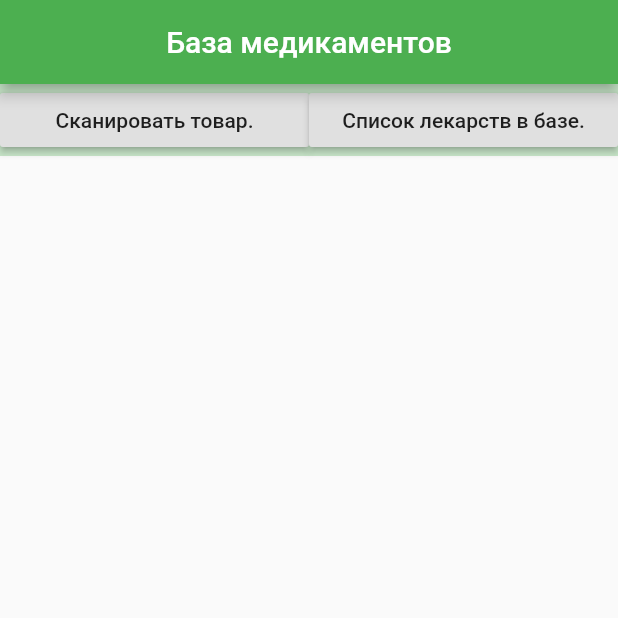
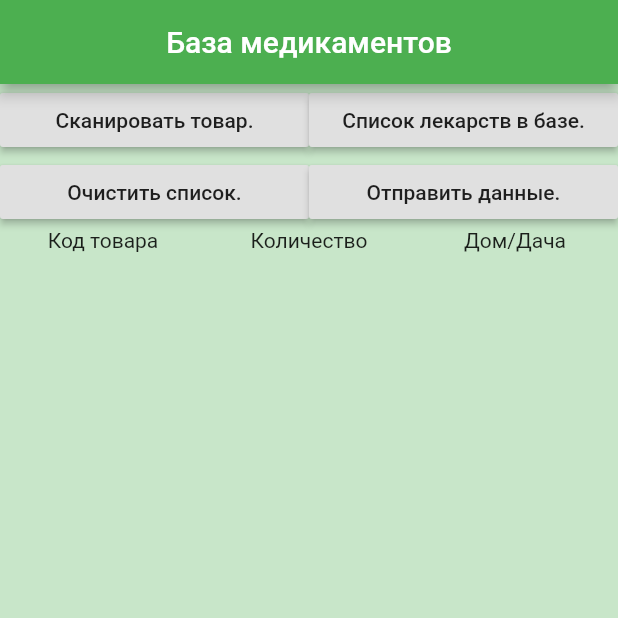
Before and after one commit to linuxoid69/medical-items-mobile, a Flutter app: the screen it shows after launch, on a phone screen of 412 x 824 dp, the top half of it. Run offline on Flutter 3.47's test engine with Material 2 defaults, Android fonts, the phone set to English and light mode, and no system bars; missing offline and left inert: barcode_scan.

```diff
--- a/lib/screens.dart
+++ b/lib/screens.dart
@@ -1,8 +1,11 @@
 library screens;
 
 import 'dart:async';
+
+import 'package:barcode_scan/barcode_scan.dart';
+import 'package:flutter/cupertino.dart';
 import 'package:flutter/material.dart';
-import 'package:barcode_scan/barcode_scan.dart';
+import 'package:flutter/rendering.dart';
 
 class MainScreen extends StatefulWidget {
   @override
@@ -15,33 +18,86 @@ class _MainScreenState extends State<MainScreen> {
 
   @override
   Widget build(BuildContext context) {
-    return Scaffold(
-      appBar: AppBar(
+    return new Scaffold(
+        appBar: new AppBar(
           backgroundColor: Colors.green,
           centerTitle: true,
-        title: Text('База медикаментов'),
+          title: new Text('База медикаментов'),
         ),
-      body: Container(
+        body: new Container(
             color: Colors.green[100],
-        child: Table(
+            child: ListView(
+              children: <Widget>[
+                new Column(
+                  mainAxisAlignment: MainAxisAlignment.spaceAround,
+                  children: <Widget>[
+                    new Column(
+                      children: <Widget>[
+                        new Table(
+                            defaultVerticalAlignment:
+                                TableCellVerticalAlignment.middle,
                             children: [
-            TableRow(children: [
-              RaisedButton(
-                child: Text('Сканировать товар.'),
+                              new TableRow(children: [
+                                new RaisedButton(
+                                  child: new Text('Сканировать товар.'),
                                   onPressed: scan,
                                 ),
-              RaisedButton(
-                child: Text('Список лекарств в базе.'),
+                                new RaisedButton(
+                                  child: new Text('Список лекарств в базе.'),
                                   onPressed: () {
                                     Navigator.pushNamed(context, '/drugs_list');
                                   },
                                 ),
                               ]),
+                              new TableRow(children: [
+                                new RaisedButton(
+                                  child: new Text('Очистить список.'),
+                                  onPressed: clearListDrugs,
+                                ),
+                                new RaisedButton(
+                                  child: new Text('Отправить данные.'),
+                                  onPressed: () {},
+                                ),
+                              ]),
+                            ]),
+                      ],
+                    ),
+                    new Column(
+                      children: <Widget>[
+                        new Table(children: [
+                          new TableRow(children: [
+                            Text(
+                              "Код товара",
+                              textAlign: TextAlign.center,
+                            ),
+                            Text(
+                              "Количество",
+                              textAlign: TextAlign.center,
+                            ),
+                            Text(
+                              "Дом/Дача",
+                              textAlign: TextAlign.center,
+                            )
+                          ]),
+                        ]),
+                      ],
+                    ),
+                    new Table(
+                      children: [
                         for (var i in allCodes)
                           TableRow(children: [
-                Text(i),
+                            Text(
+                              (allCodes.indexOf(i.toString()) + 1).toString() +
+                                  ") " +
+                                  i,
+                              textAlign: TextAlign.left,
+                            ),
+                            Text(
+                              '',
+                              textAlign: TextAlign.center,
+                            ),
                             Checkbox(
-                  key: Key(i.toString()),
+                              //                  key: Key(i.toString()),
                               value: monVal,
                               onChanged: (bool value) {
                                 setState(() {
@@ -52,8 +108,10 @@ class _MainScreenState extends State<MainScreen> {
                           ])
                       ],
                     ),
-      ),
-    );
+                  ],
+                )
+              ],
+            )));
   }
 
   Future scan() async {
@@ -71,8 +129,13 @@ class _MainScreenState extends State<MainScreen> {
     setState(() {});
     return allCodes;
   }
+
+  void clearListDrugs() {
+    setState(() {
+      allCodes = [];
+    });
   }
-
+}
 
 class DrugListScreen extends StatelessWidget {
   @override
```
Lines whose indentation alone changed are shown as unchanged.
